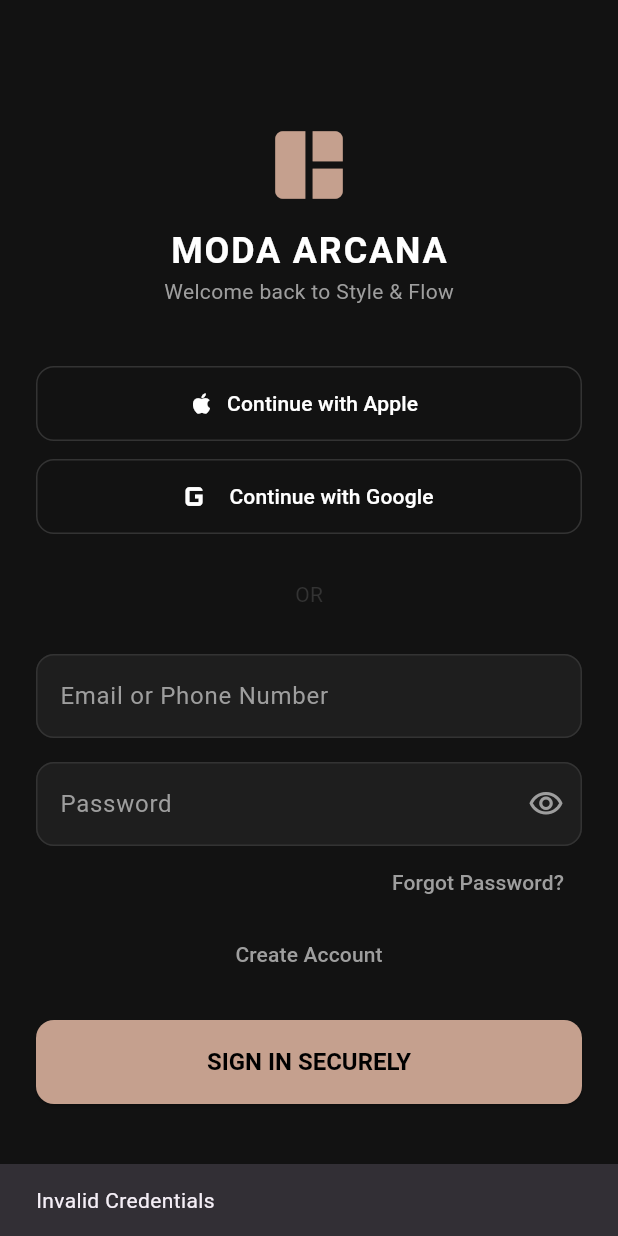
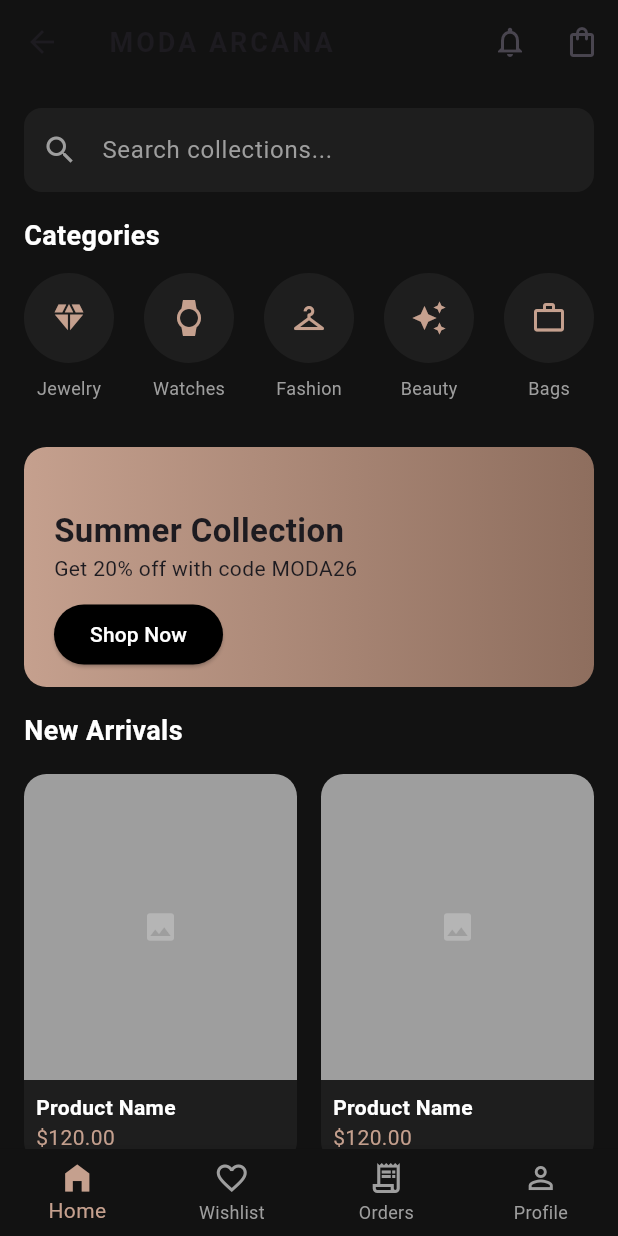
Before and after one commit to pentakotamadhusudhan/ecommer_flutter, a Flutter app: the screen it shows after launch, after a tap on "SIGN IN SECURELY", on a phone screen of 412 x 824 dp. Run offline on Flutter 3.47's test engine with Material 3 defaults, Android fonts, the phone set to English and light mode, and no system bars.

Commit message:
products added

```diff
--- a/lib/customer/customer_dashboard.dart
+++ b/lib/customer/customer_dashboard.dart
@@ -0,0 +1,255 @@
+import 'package:flutter/material.dart';
+
+import '../app_style.dart';
+import '../service/product_service.dart';
+
+
+
+
+
+class CustomerDashBoardScreen extends StatefulWidget {
+  const CustomerDashBoardScreen({super.key});
+
+  @override
+  State<CustomerDashBoardScreen> createState() => _CustomerDashBoardScreenState();
+}
+
+class _CustomerDashBoardScreenState extends State<CustomerDashBoardScreen> {
+  int _selectedIndex = 0;
+  // Inside your _CustomerDashBoardScreenState
+  final ProductService _productService = ProductService();
+  @override
+  Widget build(BuildContext context) {
+    return Scaffold(
+      backgroundColor: AppColors.background,
+
+      // 1. Custom App Bar
+      appBar: AppBar(
+        backgroundColor: AppColors.background,
+        elevation: 0,
+        title: const Text("MODA ARCANA",
+            style: TextStyle(letterSpacing: 2, fontWeight: FontWeight.bold, fontSize: 18)),
+        actions: [
+          IconButton(onPressed: () {}, icon: const Icon(Icons.notifications_none)),
+          IconButton(onPressed: () {}, icon: const Icon(Icons.shopping_bag_outlined)),
+        ],
+      ),
+
+      body: SingleChildScrollView(
+        child: Column(
+          crossAxisAlignment: CrossAxisAlignment.start,
+          children: [
+            // 2. Search Bar
+            Padding(
+              padding: const EdgeInsets.all(16.0),
+              child: TextField(
+                decoration: InputDecoration(
+                  hintText: "Search collections...",
+                  hintStyle: const TextStyle(color: AppColors.textSecondary),
+                  prefixIcon: const Icon(Icons.search, color: AppColors.textSecondary),
+                  filled: true,
+                  fillColor: AppColors.surface,
+                  border: OutlineInputBorder(
+                    borderRadius: BorderRadius.circular(12),
+                    borderSide: BorderSide.none,
+                  ),
+                ),
+              ),
+            ),
+
+            // 3. Category horizontal list
+            const Padding(
+              padding: EdgeInsets.symmetric(horizontal: 16.0),
+              child: Text("Categories", style: TextStyle(color: Colors.white, fontSize: 18, fontWeight: FontWeight.bold)),
+            ),
+            const SizedBox(height: 12),
+            SizedBox(
+              height: 100,
+              child: ListView(
+                scrollDirection: Axis.horizontal,
+                padding: const EdgeInsets.only(left: 16),
+                children: [
+                  _buildCategoryItem("Jewelry", Icons.diamond),
+                  _buildCategoryItem("Watches", Icons.watch),
+                  _buildCategoryItem("Fashion", Icons.checkroom),
+                  _buildCategoryItem("Beauty", Icons.auto_awesome),
+                  _buildCategoryItem("Bags", Icons.work_outline),
+                ],
+              ),
+            ),
+
+            // 4. Promo Banner
+            Container(
+              margin: const EdgeInsets.all(16),
+              height: 160,
+              width: double.infinity,
+              decoration: BoxDecoration(
+                borderRadius: BorderRadius.circular(15),
+                gradient: const LinearGradient(
+                  colors: [AppColors.primary, Color(0xFF8E6E5E)],
+                ),
+              ),
+              child: Stack(
+                children: [
+                  Positioned(
+                    left: 20, top: 40,
+                    child: Column(
+                      crossAxisAlignment: CrossAxisAlignment.start,
+                      children: [
+                        const Text("Summer Collection", style: TextStyle(fontSize: 22, fontWeight: FontWeight.bold)),
+                        const Text("Get 20% off with code MODA26", style: TextStyle(fontSize: 14)),
+                        const SizedBox(height: 10),
+                        ElevatedButton(
+                          onPressed: () {},
+                          style: ElevatedButton.styleFrom(backgroundColor: Colors.black),
+                          child: const Text("Shop Now", style: TextStyle(color: Colors.white)),
+                        )
+                      ],
+                    ),
+                  )
+                ],
+              ),
+            ),
+
+            // 5. Product Grid Title
+            const Padding(
+              padding: EdgeInsets.symmetric(horizontal: 16.0),
+              child: Text("New Arrivals", style: TextStyle(color: Colors.white, fontSize: 18, fontWeight: FontWeight.bold)),
+            ),
+
+            // 6. Product Grid (Mock)
+            Padding(
+              padding: const EdgeInsets.all(16.0),
+              child: GridView.builder(
+                shrinkWrap: true,
+                physics: const NeverScrollableScrollPhysics(),
+                gridDelegate: const SliverGridDelegateWithFixedCrossAxisCount(
+                  crossAxisCount: 2,
+                  childAspectRatio: 0.7,
+                  crossAxisSpacing: 16,
+                  mainAxisSpacing: 16,
+                ),
+                itemCount: 4,
+                itemBuilder: (context, index) {
+                  return _buildProductCard();
+                },
+              ),
+            ),
+          ],
+        ),
+      ),
+
+      // 7. Bottom Navigation Bar
+      bottomNavigationBar: BottomNavigationBar(
+        currentIndex: _selectedIndex,
+        onTap: (index) => setState(() => _selectedIndex = index),
+        backgroundColor: AppColors.background,
+        selectedItemColor: AppColors.primary,
+        unselectedItemColor: Colors.grey,
+        type: BottomNavigationBarType.fixed,
+        items: const [
+          BottomNavigationBarItem(icon: Icon(Icons.home_filled), label: "Home"),
+          BottomNavigationBarItem(icon: Icon(Icons.favorite_border), label: "Wishlist"),
+          BottomNavigationBarItem(icon: Icon(Icons.receipt_long_outlined), label: "Orders"),
+          BottomNavigationBarItem(icon: Icon(Icons.person_outline), label: "Profile"),
+        ],
+      ),
+    );
+  }
+
+  Widget _buildCategoryItem(String title, IconData icon) {
+    return Padding(
+      padding: const EdgeInsets.only(right: 20),
+      child: Column(
+        children: [
+          CircleAvatar(
+            radius: 30,
+            backgroundColor: AppColors.surface,
+            child: Icon(icon, color: AppColors.primary),
+          ),
+          const SizedBox(height: 8),
+          Text(title, style: const TextStyle(color: AppColors.textSecondary, fontSize: 12)),
+        ],
+      ),
+    );
+  }
+
+  Widget _buildProductCard() {
+    return Container(
+      decoration: BoxDecoration(
+        color: AppColors.surface,
+        borderRadius: BorderRadius.circular(15),
+      ),
+      child: Column(
+        crossAxisAlignment: CrossAxisAlignment.start,
+        children: [
+          Expanded(
+            child: Container(
+              decoration: const BoxDecoration(
+                color: Colors.grey, // Placeholder for Image.network
+                borderRadius: BorderRadius.vertical(top: Radius.circular(15)),
+              ),
+              child: const Center(child: Icon(Icons.image, color: Colors.white24)),
+            ),
+          ),
+          const Padding(
+            padding: EdgeInsets.all(8.0),
+            child: Column(
+              crossAxisAlignment: CrossAxisAlignment.start,
+              children: [
+                Text("Product Name", style: TextStyle(color: Colors.white, fontWeight: FontWeight.bold)),
+                Text("\$120.00", style: TextStyle(color: AppColors.primary)),
+              ],
+            ),
+          )
+        ],
+      ),
+    );
+  }
+}
+
+
+
+//
+// Padding(
+// padding: const EdgeInsets.all(16.0),
+// child:// Replace your GridView.builder with this:
+// FutureBuilder<List<Product>>(
+// future: _productService.fetchProducts(),
+// builder: (context, snapshot) {
+// if (snapshot.connectionState == ConnectionState.waiting) {
+// return const Center(child: CircularProgressIndicator());
+// } else if (snapshot.hasError || !snapshot.hasData || snapshot.data!.isEmpty) {
+// return const Center(child: Text("No products found", style: TextStyle(color: Colors.white)));
+// }
+//
+// final products = snapshot.data!;
+//
+// return GridView.builder(
+// shrinkWrap: true,
+// physics: const NeverScrollableScrollPhysics(),
+// itemCount: products.length,
+// gridDelegate: const SliverGridDelegateWithFixedCrossAxisCount(
+// crossAxisCount: 2,
+// childAspectRatio: 0.8,
+// mainAxisSpacing: 10,
+// crossAxisSpacing: 10,
+// ),
+// itemBuilder: (context, index) {
+// final product = products[index];
+// return Card(
+// color: const Color(0xFF1E1E1E),
+// child: Column(
+// children: [
+// Text(product.name, style: const TextStyle(color: Colors.white, fontWeight: FontWeight.bold)),
+// Text("${product.brand}", style: const TextStyle(color: Colors.grey)),
+// Text("\$${product.price}", style: const TextStyle(color: Color(0xFFC5A08E))),
+// Text("Stock: ${product.stock}", style: const TextStyle(color: Colors.white70, fontSize: 10)),
+// ],
+// ),
+// );
+// },
+// );
+// },
+// )
+// ),
--- a/lib/login_screen.dart
+++ b/lib/login_screen.dart
@@ -2,6 +2,8 @@ import 'package:flutter/material.dart';
 import 'package:local_baba/app_style.dart';
 import 'package:local_baba/service/user_service.dart';
 import 'package:local_baba/user_registraion.dart' hide AppColors;
+
+import 'customer/customer_dashboard.dart';
 // Import your style file here
 
 class LoginScreen extends StatefulWidget {
@@ -146,7 +148,8 @@ class _LoginScreenState extends State<LoginScreen> {
                 onPressed: isLoading
                     ? () {}
                     : () async {
-                        await handleLogin();
+                        // await handleLogin();
+                  Navigator.push(context,MaterialPageRoute(builder: (context)=>CustomerDashBoardScreen()));
                       },
                 style: AppButtons.primaryAction,
                 child: isLoading
--- /dev/null
+++ b/lib/model/product_model.dart
@@ -0,0 +1,31 @@
+class Product {
+  final int id;
+  final String name;
+  final String price;
+  final String originalPrice;
+  final int stock;
+  final String brand;
+  final int vendor;
+
+  Product({
+    required this.id,
+    required this.name,
+    required this.price,
+    required this.originalPrice,
+    required this.stock,
+    required this.brand,
+    required this.vendor,
+  });
+
+  factory Product.fromJson(Map<String, dynamic> json) {
+    return Product(
+      id: json['id'],
+      name: json['name'],
+      price: json['price'],
+      originalPrice: json['original_price'],
+      stock: json['stock'],
+      brand: json['brand'],
+      vendor: json['vendor'],
+    );
+  }
+}
--- /dev/null
+++ b/lib/service/product_service.dart
@@ -0,0 +1,36 @@
+import 'dart:convert';
+import 'package:http/http.dart' as http;
+
+import '../model/product_model.dart';
+
+
+class ProductService {
+  // Use your machine's IP address instead of localhost if testing on a real device
+  static const String apiUrl = "http://192.168.1.6:8000/store/addproducts/";
+
+  Future<List<Product>> fetchProducts() async {
+    try {
+      final response = await http.get(
+        Uri.parse(apiUrl),
+        headers: {
+          'Content-Type': 'application/json',
+          'Accept': 'application/json',
+        },
+      );
+
+      if (response.statusCode == 200 || response.statusCode == 201) {
+        final Map<String, dynamic> decodedBody = jsonDecode(response.body);
+
+        // Drill down into the 'data' list from your response
+        final List<dynamic> productList = decodedBody['data'];
+
+        return productList.map((item) => Product.fromJson(item)).toList();
+      } else {
+        throw Exception("Failed to load products: ${response.statusCode}");
+      }
+    } catch (e) {
+      print("Error fetching products: $e");
+      return [];
+    }
+  }
+}
```
Also changed, not shown: lib/vendor_screens/add_products_screen.dart (added, +82 -0 lines).
